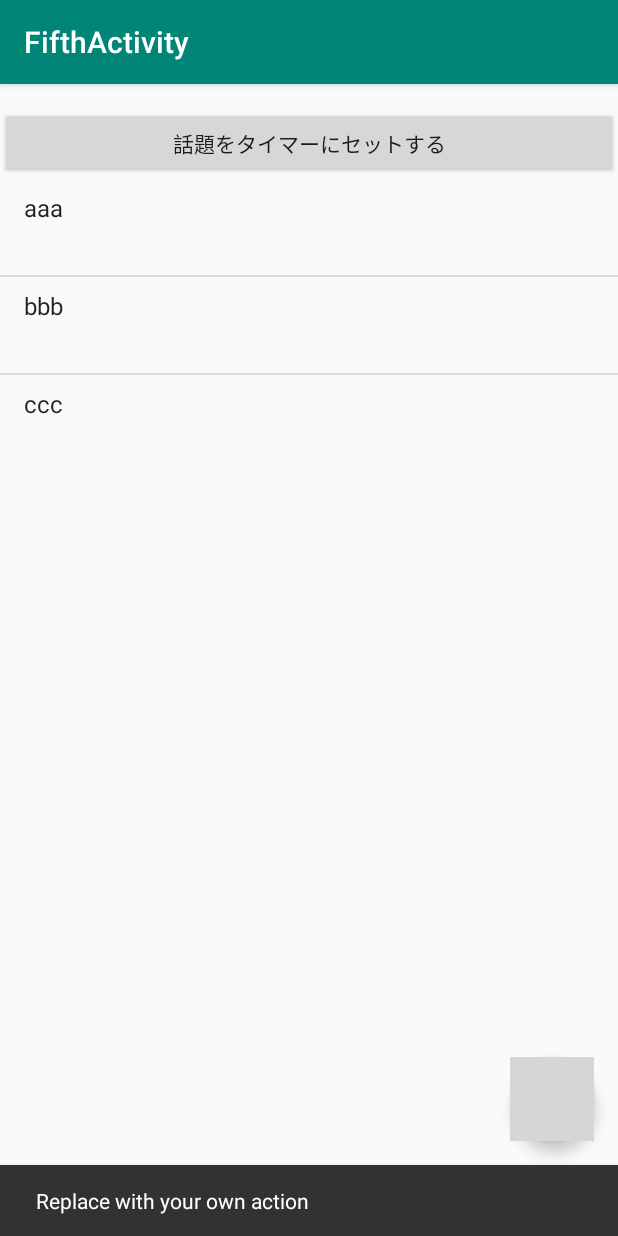
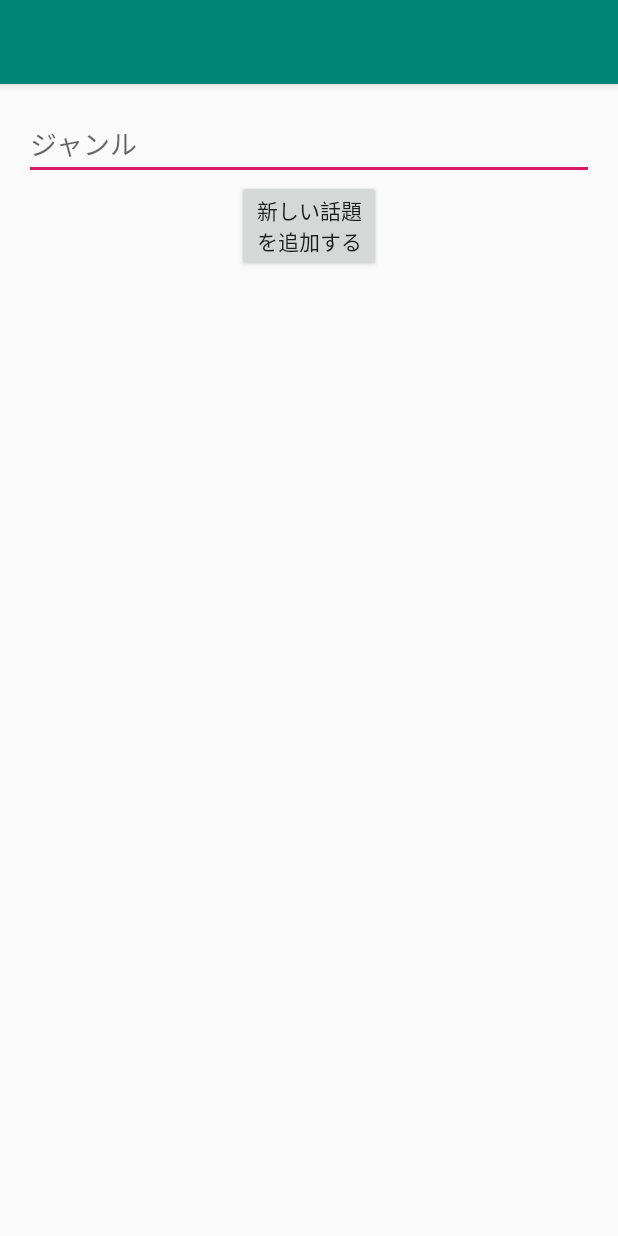
Before and after one commit to yuyaprograming/TopicApp, an Android app: the FifthActivity screen opened directly, with no data from a screen before it, after a tap on an icon or button, on a phone screen of 412 x 824 dp. Run offline under Robolectric (Android 15) with nearby library versions, the phone set to English and light mode, and no system bars; libraries missing offline, so code that uses them is left out: io.realm, io.realm.annotations, jp.techacademy.date; 7 statements that could not run were skipped; grey boxes are pictures that could not be loaded.

Commit message:
InputActivityまで。ただしカスタマイズは難航。

```diff
--- a/app/src/main/AndroidManifest.xml
+++ b/app/src/main/AndroidManifest.xml
@@ -3,13 +3,14 @@
     package="jp.techacademy.date.yuuya.topicapp">
 
     <application
+        android:name=".TaskApp"
         android:allowBackup="true"
         android:icon="@mipmap/ic_launcher"
         android:label="@string/app_name"
         android:roundIcon="@mipmap/ic_launcher_round"
         android:supportsRtl="true"
         android:theme="@style/AppTheme">
-        <activity android:name=".SixthActivity"></activity>
+        <activity android:name=".SixthActivity" />
         <activity
             android:name=".FifthActivity"
             android:label="@string/title_activity_fifth"
@@ -24,6 +25,15 @@
                 <category android:name="android.intent.category.LAUNCHER" />
             </intent-filter>
         </activity>
+        <activity
+            android:name=".InputActivity"
+            android:label="タスク"
+            android:parentActivityName=".MainActivity"
+            android:theme="@style/AppTheme.NoActionBar">
+            <meta-data
+                android:name="android.support.PARENT_ACTIVITY"
+                android:value="jp.techacademy.date.yuuya.topicapp.FifthActivity"/>
+        </activity>
     </application>
 
 </manifest>
--- a/app/src/main/java/jp/techacademy/date/yuuya/topicapp/FifthActivity.kt
+++ b/app/src/main/java/jp/techacademy/date/yuuya/topicapp/FifthActivity.kt
@@ -4,10 +4,21 @@ import android.content.Intent
 import android.os.Bundle
 import android.support.design.widget.Snackbar
 import android.support.v7.app.AppCompatActivity
+import io.realm.Realm
+import io.realm.RealmChangeListener
+import io.realm.Sort
 import kotlinx.android.synthetic.main.activity_fifth.*
 import kotlinx.android.synthetic.main.activity_main.*
+import java.util.*
 
 class FifthActivity : AppCompatActivity() {
+    private lateinit var mRealm: Realm
+    private val mRealmListener = object : RealmChangeListener<Realm> {
+        override fun onChange(element: Realm) {
+            reloadListView()
+        }
+    }
+
     private lateinit var mTaskAdapter: TaskAdapter
 
     override fun onCreate(savedInstanceState: Bundle?) {
@@ -20,22 +31,62 @@ class FifthActivity : AppCompatActivity() {
         }
 
         fab.setOnClickListener { view ->
-            Snackbar.make(view, "Replace with your own action", Snackbar.LENGTH_LONG)
-                .setAction("Action", null).show()
+            val intent = Intent(this@FifthActivity, InputActivity::class.java)
+            startActivity(intent)
         }
+
+        // Realmの設定
+        mRealm = Realm.getDefaultInstance()
+        mRealm.addChangeListener(mRealmListener)
 
         // ListViewの設定
         mTaskAdapter = TaskAdapter(this@FifthActivity)
+
+        // ListViewをタップしたときの処理
+        listView1.setOnItemClickListener { parent, view, position, id ->
+            // 入力・編集する画面に遷移させる
+        }
+
+        // ListViewを長押ししたときの処理
+        listView1.setOnItemLongClickListener { parent, view, position, id ->
+            // タスクを削除する
+            true
+        }
+
+        // アプリ起動時に表示テスト用のタスクを作成する
+        addTaskForTest()
 
         reloadListView()
     }
 
     private fun reloadListView() {
-        // 後でTaskクラスに変更する
-        val taskList = mutableListOf("aaa", "bbb", "ccc")
+        // Realmデータベースから、「全てのデータを取得して新しい日時順に並べた結果」を取得
+        val taskRealmResults = mRealm.where(Task::class.java).findAll().sort("date", Sort.DESCENDING)
 
-        mTaskAdapter.taskList = taskList
+        // 上記の結果を、TaskList としてセットする
+        mTaskAdapter.taskList = mRealm.copyFromRealm(taskRealmResults)
+
+        // TaskのListView用のアダプタに渡す
         listView1.adapter = mTaskAdapter
+
+        // 表示を更新するために、アダプターにデータが変更されたことを知らせる
         mTaskAdapter.notifyDataSetChanged()
     }
+
+    override fun onDestroy() {
+        super.onDestroy()
+
+        mRealm.close()
+    }
+
+    private fun addTaskForTest() {
+        val task = Task()
+        task.title = "作業"
+        task.contents = "プログラムを書いてPUSHする"
+        task.date = Date()
+        task.id = 0
+        mRealm.beginTransaction()
+        mRealm.copyToRealmOrUpdate(task)
+        mRealm.commitTransaction()
+    }
 }
--- /dev/null
+++ b/app/src/main/java/jp/techacademy/date/yuuya/topicapp/InputActivity.kt
@@ -0,0 +1,12 @@
+package jp.techacademy.date.yuuya.topicapp
+
+import android.support.v7.app.AppCompatActivity
+import android.os.Bundle
+
+class InputActivity : AppCompatActivity() {
+
+    override fun onCreate(savedInstanceState: Bundle?) {
+        super.onCreate(savedInstanceState)
+        setContentView(R.layout.activity_input)
+    }
+}
--- /dev/null
+++ b/app/src/main/java/jp/techacademy/date/yuuya/topicapp/Task.kt
@@ -0,0 +1,16 @@
+package jp.techacademy.date.yuuya.topicapp
+
+import java.io.Serializable
+import java.util.Date
+import io.realm.RealmObject
+import io.realm.annotations.PrimaryKey
+
+open class Task : RealmObject(), Serializable {
+    var title: String = ""      // タイトル
+    var contents: String = ""   // 内容
+    var date: Date = Date()     // 日時
+
+    // id をプライマリーキーとして設定
+    @PrimaryKey
+    var id: Int = 0
+}
--- a/app/src/main/java/jp/techacademy/date/yuuya/topicapp/TaskAdapter.kt
+++ b/app/src/main/java/jp/techacademy/date/yuuya/topicapp/TaskAdapter.kt
@@ -6,10 +6,12 @@ import android.view.View
 import android.view.ViewGroup
 import android.widget.BaseAdapter
 import android.widget.TextView
+import java.text.SimpleDateFormat
+import java.util.*
 
 class TaskAdapter(context: Context): BaseAdapter() {
     private val mLayoutInflater: LayoutInflater
-    var taskList = mutableListOf<String>()
+    var taskList = mutableListOf<Task>()
 
     init {
         this.mLayoutInflater = LayoutInflater.from(context)
@@ -24,7 +26,7 @@ class TaskAdapter(context: Context): BaseAdapter() {
     }
 
     override fun getItemId(position: Int): Long {
-        return 0
+        return taskList[position].id.toLong()
     }
 
     override fun getView(position: Int, convertView: View?, parent: ViewGroup?): View {
@@ -33,8 +35,11 @@ class TaskAdapter(context: Context): BaseAdapter() {
         val textView1 = view.findViewById<TextView>(android.R.id.text1)
         val textView2 = view.findViewById<TextView>(android.R.id.text2)
 
-        // 後でTaskクラスから情報を取得するように変更する
-        textView1.text = taskList[position]
+        textView1.text = taskList[position].title
+
+        val simpleDateFormat = SimpleDateFormat("yyyy-MM-dd HH:mm", Locale.JAPANESE)
+        val date = taskList[position].date
+        textView2.text = simpleDateFormat.format(date)
 
         return view
     }
--- /dev/null
+++ b/app/src/main/java/jp/techacademy/date/yuuya/topicapp/TaskApp.kt
@@ -0,0 +1,11 @@
+package jp.techacademy.date.yuuya.topicapp
+
+import android.app.Application
+import io.realm.Realm
+
+class TaskApp: Application() {
+    override fun onCreate() {
+        super.onCreate()
+        Realm.init(this)
+    }
+}
--- /dev/null
+++ b/app/src/main/res/layout/activity_input.xml
@@ -0,0 +1,27 @@
+<?xml version="1.0" encoding="utf-8"?>
+<android.support.design.widget.CoordinatorLayout
+    xmlns:android="http://schemas.android.com/apk/res/android"
+    xmlns:app="http://schemas.android.com/apk/res-auto"
+    xmlns:tools="http://schemas.android.com/tools"
+    android:layout_width="match_parent"
+    android:layout_height="match_parent"
+    android:fitsSystemWindows="true"
+    tools:context=".InputActivity">
+
+    <android.support.design.widget.AppBarLayout
+        android:layout_width="match_parent"
+        android:layout_height="wrap_content"
+        android:theme="@style/AppTheme.AppBarOverlay">
+
+        <android.support.v7.widget.Toolbar
+            android:id="@+id/toolbar"
+            android:layout_width="match_parent"
+            android:layout_height="wrap_content"
+            android:background="@color/colorPrimary"
+            app:popupTheme="@style/AppTheme.PopupOverlay"/>
+
+    </android.support.design.widget.AppBarLayout>
+
+    <include layout="@layout/content_input"/>
+
+</android.support.design.widget.CoordinatorLayout>
--- /dev/null
+++ b/app/src/main/res/layout/content_input.xml
@@ -0,0 +1,44 @@
+<?xml version="1.0" encoding="utf-8"?>
+<RelativeLayout
+    xmlns:android="http://schemas.android.com/apk/res/android"
+    xmlns:app="http://schemas.android.com/apk/res-auto"
+    xmlns:tools="http://schemas.android.com/tools"
+    android:layout_width="match_parent"
+    android:layout_height="match_parent"
+    android:paddingBottom="16dp"
+    android:paddingLeft="16dp"
+    android:paddingRight="16dp"
+    android:paddingTop="16dp"
+    app:layout_behavior="@string/appbar_scrolling_view_behavior"
+    tools:context=".InputActivity"
+    tools:showIn="@layout/activity_input">
+
+    <EditText
+        android:id="@+id/title_edit_text"
+        android:layout_width="match_parent"
+        android:layout_height="wrap_content"
+        android:hint="ジャンル" />
+
+    <Button
+        android:id="@+id/topic_make"
+        android:layout_width="96dp"
+        android:layout_height="wrap_content"
+        android:layout_below="@id/title_edit_text"
+        android:layout_centerHorizontal="true"
+        android:text="新しい話題を追加する" />
+
+    <ListView
+        android:id="@+id/listView2"
+        android:layout_below="@id/topic_make"
+        android:layout_width="match_parent"
+        android:layout_height="match_parent" />
+
+    <Button
+        android:id="@+id/done_button"
+        android:layout_width="wrap_content"
+        android:layout_height="wrap_content"
+        android:layout_below="@id/listView2"
+        android:layout_centerHorizontal="true"
+        android:text="変更を保存する" />
+
+</RelativeLayout>
--- a/app/src/main/res/values/strings.xml
+++ b/app/src/main/res/values/strings.xml
@@ -1,4 +1,5 @@
 <resources>
     <string name="app_name">TopicApp</string>
     <string name="title_activity_fifth">FifthActivity</string>
+    <string name="title_activity_input">InputActivity</string>
 </resources>
```
